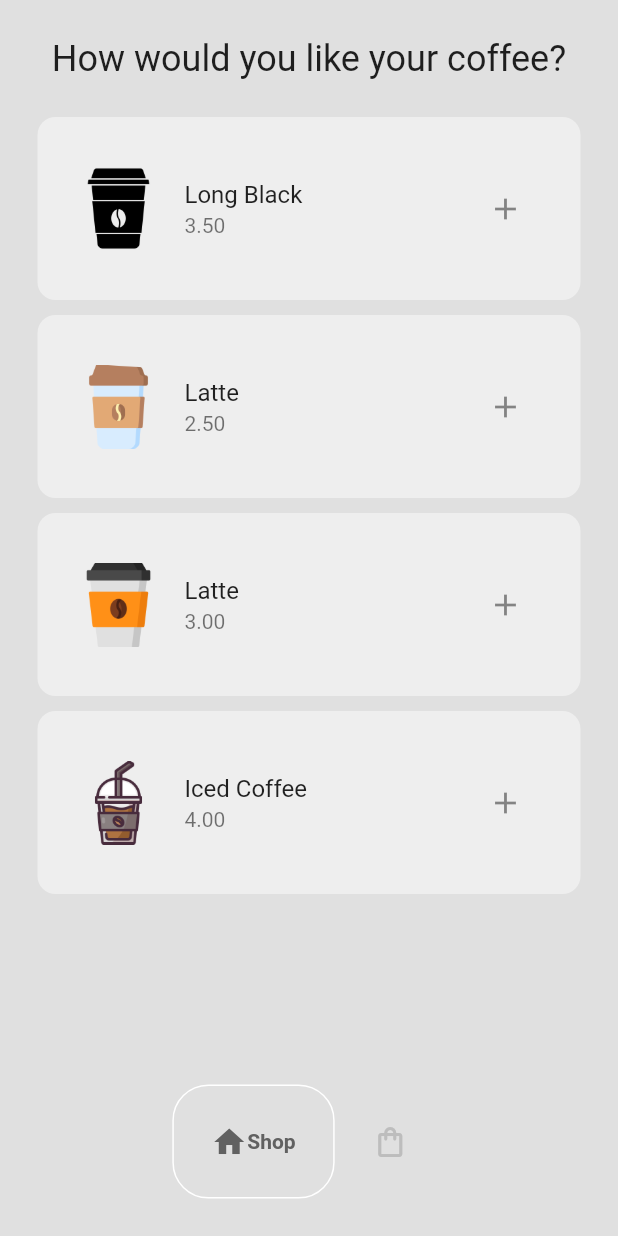
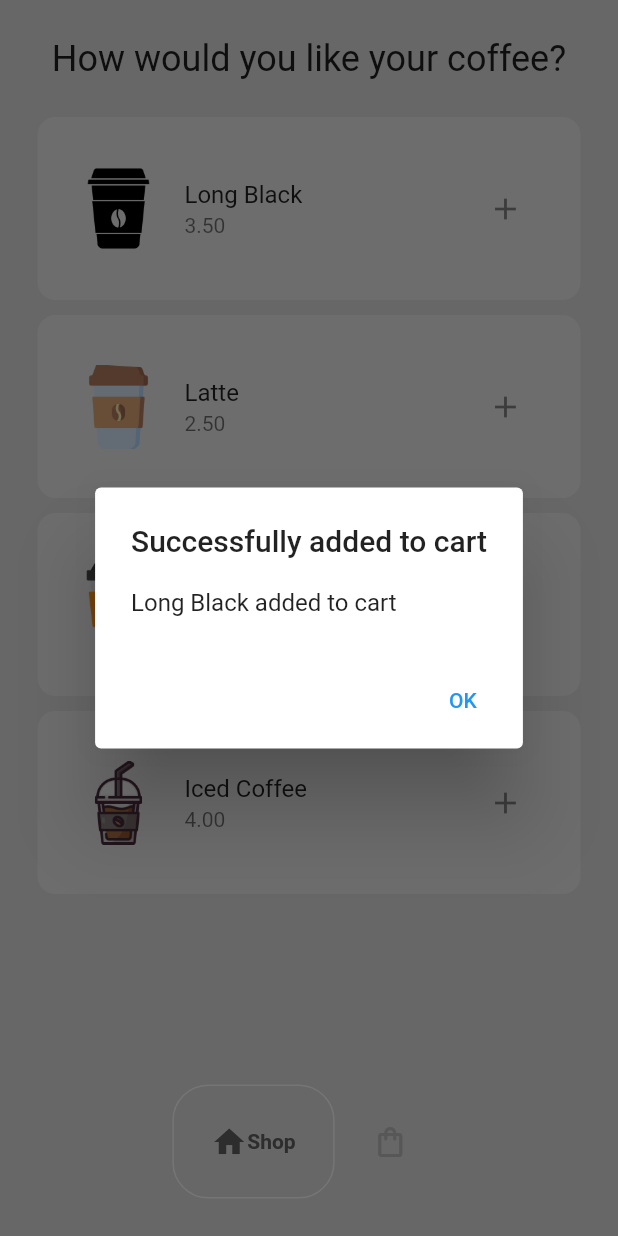
Before and after one commit to stefano-perico/cofeeshop, a Flutter app: the screen it shows after launch, after a tap on the "add" icon, on a phone screen of 412 x 824 dp. Run offline on Flutter 3.47's test engine with Material 2 defaults, Android fonts, the phone set to English and light mode, and no system bars; drawn by our look-alikes of google_nav_bar.

Commit message:
add confirmation popup

```diff
--- a/lib/pages/shop_page.dart
+++ b/lib/pages/shop_page.dart
@@ -18,6 +18,19 @@ class _ShopPageState extends State<ShopPage> {
     CoffeeShop coffeeShop = Provider.of<CoffeeShop>(context, listen: false);
     // add the coffee to cart
     coffeeShop.addToCart(coffee);
+
+    showDialog(
+        context: context,
+        builder: (context) => AlertDialog(
+              title: const Text('Successfully added to cart'),
+              content: Text('${coffee.name} added to cart'),
+              actions: [
+                TextButton(
+                  onPressed: () => Navigator.pop(context),
+                  child: const Text('OK'),
+                )
+              ],
+            ));
   }
 
   @override
@@ -26,8 +39,7 @@ class _ShopPageState extends State<ShopPage> {
         builder: (context, value, child) => SafeArea(
               child: Padding(
                 padding: EdgeInsets.all(25.0),
-          child: Column(
-            children: [
+                child: Column(children: [
                   const Text(
                     'How would you like your coffee?',
                     style: TextStyle(
@@ -51,10 +63,8 @@ class _ShopPageState extends State<ShopPage> {
                       },
                     ),
                   ),
-            ]
+                ]),
               ),
-        ),
-      )
-    );
+            ));
   }
 }
```
Lines whose indentation alone changed are shown as unchanged.
